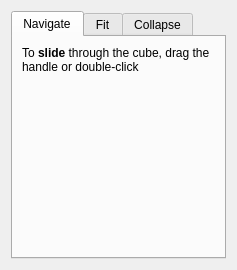
Qt form glue/viewers/profile/qt/profile_tools.ui (glue-viz/glue) before a commit.
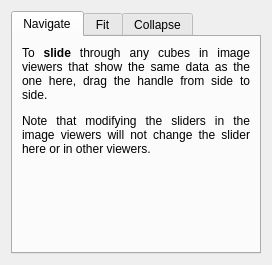
The same form after that commit.

```diff
--- a/glue/viewers/profile/qt/profile_tools.ui
+++ b/glue/viewers/profile/qt/profile_tools.ui
@@ -6,8 +6,8 @@
    <rect>
     <x>0</x>
     <y>0</y>
-    <width>237</width>
-    <height>270</height>
+    <width>272</width>
+    <height>265</height>
    </rect>
   </property>
   <property name="windowTitle">
@@ -27,7 +27,10 @@
        <item>
         <widget class="QLabel" name="navigate_instructions">
          <property name="text">
-          <string>&lt;html&gt;&lt;head/&gt;&lt;body&gt;&lt;p&gt;To &lt;span style=&quot; font-weight:600;&quot;&gt;slide &lt;/span&gt;through the cube, drag the handle or double-click&lt;/p&gt;&lt;/body&gt;&lt;/html&gt;</string>
+          <string>&lt;html&gt;&lt;head/&gt;&lt;body&gt;&lt;p&gt;To &lt;span style=&quot; font-weight:600;&quot;&gt;slide &lt;/span&gt;through any cubes in image viewers that show the same data as the one here, drag the handle from side to side.&lt;/p&gt;&lt;p&gt;Note that modifying the sliders in the image viewers will not change the slider here or in other viewers.&lt;/p&gt;&lt;/body&gt;&lt;/html&gt;</string>
+         </property>
+         <property name="alignment">
+          <set>Qt::AlignJustify|Qt::AlignVCenter</set>
          </property>
          <property name="wordWrap">
           <bool>true</bool>
```
